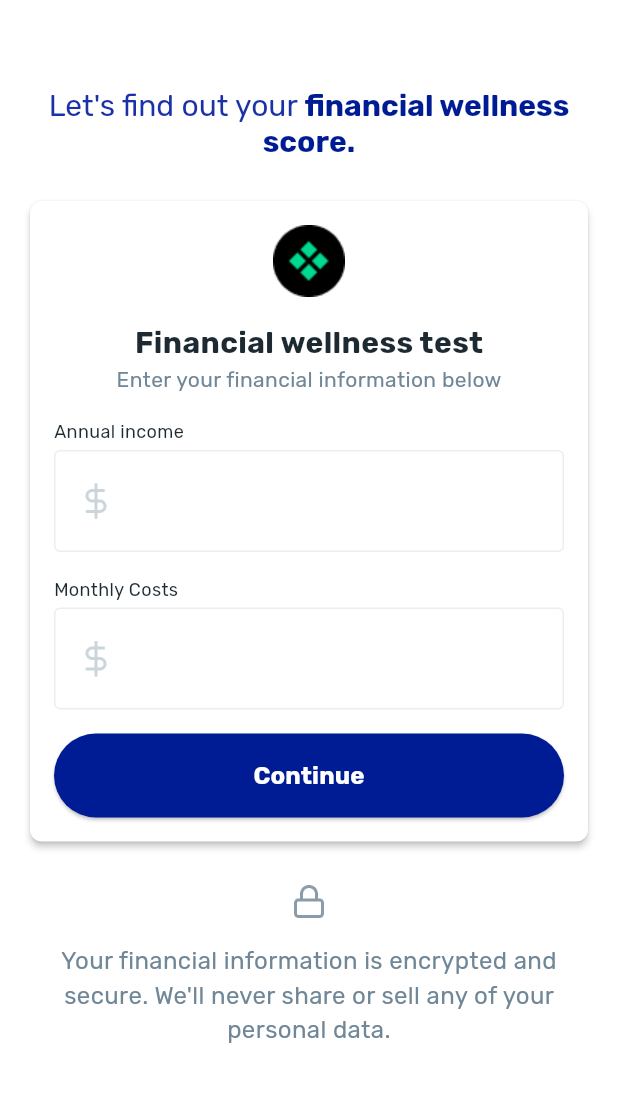
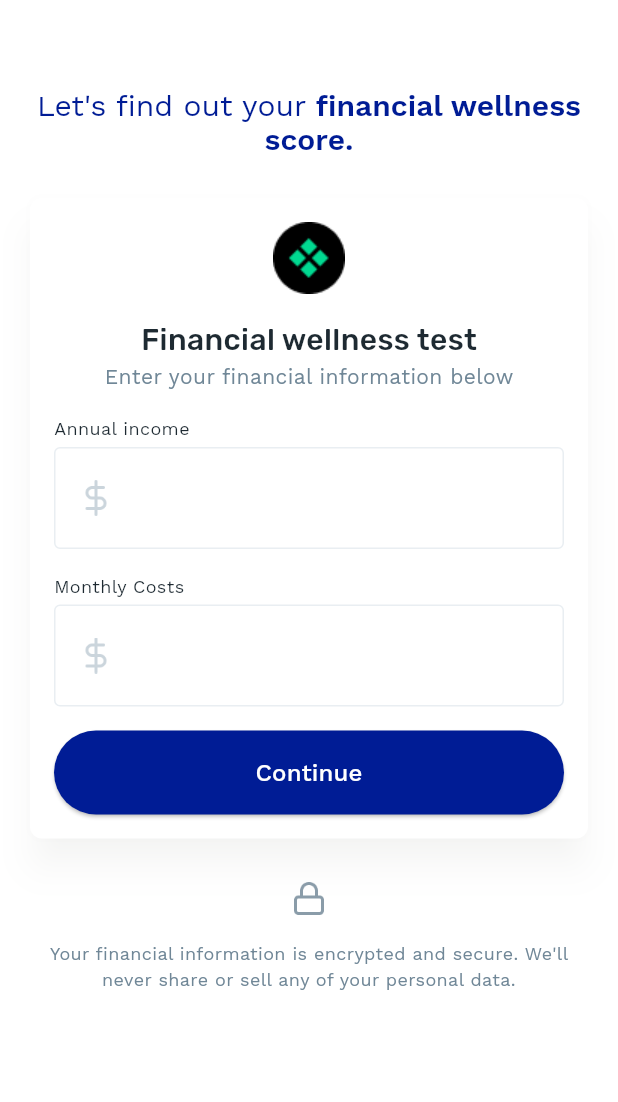
Before and after one commit to jacielmelnik/kalshi_tha, a Flutter app: the screen it shows after launch, on a phone screen of 412 x 824 dp, the part 57-1159 px from its top. Run offline on Flutter 3.47's test engine with Material 3 defaults, Android fonts, the phone set to English and light mode, and no system bars.

Commit message:
Update EnterValues screen fonts with figma values

```diff
--- a/lib/enter_values/enter_values_screen.dart
+++ b/lib/enter_values/enter_values_screen.dart
@@ -53,16 +53,16 @@ class _EnterValuesScreenState extends State<EnterValuesScreen> {
                         text: titlePart1,
                         style: TextStyle(
                           fontSize: 20.0,
-                          fontFamily: 'Rubik',
-                          color: Color(0xFF1B31A8),
+                          fontFamily: 'WorkSans',
+                          color: Color(0xFF001C95),
                         ),
                       ),
                       TextSpan(
                         text: titlePart2,
                         style: TextStyle(
                           fontSize: 20.0,
-                          fontFamily: 'Rubik',
-                          fontWeight: FontWeight.bold,
+                          fontFamily: 'WorkSans',
+                          fontWeight: FontWeight.w600,
                           color: Color(0xFF001C95),
                         ),
                       ),
@@ -72,7 +72,8 @@ class _EnterValuesScreenState extends State<EnterValuesScreen> {
                 SizedBox(height: 24.0),
                 Card(
                   color: Colors.white,
-                  elevation: 2.0,
+                  shadowColor: Color(0x1E2A3214),
+                  elevation: 10.0,
                   shape: RoundedRectangleBorder(
                     borderRadius: BorderRadius.all(Radius.circular(8.0)),
                   ),
@@ -92,7 +93,7 @@ class _EnterValuesScreenState extends State<EnterValuesScreen> {
                           style: TextStyle(
                             fontSize: 20.0,
                             fontFamily: 'Rubik',
-                            fontWeight: FontWeight.bold,
+                            fontWeight: FontWeight.w500,
                             color: Color(0xFF1E2A32),
                           ),
                         ),
@@ -100,7 +101,8 @@ class _EnterValuesScreenState extends State<EnterValuesScreen> {
                           cardSubtitle,
                           style: TextStyle(
                             fontSize: 14.0,
-                            fontFamily: 'Rubik',
+                            fontFamily: 'WorkSans',
+                            fontWeight: FontWeight.w400,
                             color: Color(0xFF708797),
                           ),
                         ),
@@ -112,7 +114,8 @@ class _EnterValuesScreenState extends State<EnterValuesScreen> {
                               'Annual income',
                               style: TextStyle(
                                 fontSize: 12.0,
-                                fontFamily: 'Rubik',
+                                fontFamily: 'WorkSans',
+                                fontWeight: FontWeight.w400,
                                 color: Color(0xFF1E2A32),
                               ),
                             ),
@@ -145,10 +148,9 @@ class _EnterValuesScreenState extends State<EnterValuesScreen> {
                           style: TextStyle(
                             fontSize: 24.0,
                             fontFamily: 'Rubik',
-                            fontWeight: FontWeight.bold,
+                            fontWeight: FontWeight.w500,
                             color: Color(0xFF4D6475),
                           ),
-
                           controller: _annualIncomeController,
                           keyboardType: TextInputType.number,
                           onChanged: (value) {
@@ -169,7 +171,8 @@ class _EnterValuesScreenState extends State<EnterValuesScreen> {
                               'Monthly Costs',
                               style: TextStyle(
                                 fontSize: 12.0,
-                                fontFamily: 'Rubik',
+                                fontFamily: 'WorkSans',
+                                fontWeight: FontWeight.w400,
                                 color: Color(0xFF1E2A32),
                               ),
                             ),
@@ -202,7 +205,7 @@ class _EnterValuesScreenState extends State<EnterValuesScreen> {
                           style: TextStyle(
                             fontSize: 24.0,
                             fontFamily: 'Rubik',
-                            fontWeight: FontWeight.bold,
+                            fontWeight: FontWeight.w500,
                             color: Color(0xFF4D6475),
                           ),
                           controller: _monthlyCostsController,
@@ -239,8 +242,8 @@ class _EnterValuesScreenState extends State<EnterValuesScreen> {
                                   continueButtonText,
                                   style: TextStyle(
                                     fontSize: 16.0,
-                                    fontFamily: 'Rubik',
-                                    fontWeight: FontWeight.bold,
+                                    fontFamily: 'WorkSans',
+                                    fontWeight: FontWeight.w500,
                                     color: Colors.white,
                                   ),
                                 ),
@@ -261,8 +264,9 @@ class _EnterValuesScreenState extends State<EnterValuesScreen> {
                       footerText,
                       textAlign: TextAlign.center,
                       style: TextStyle(
-                        fontSize: 16.0,
-                        fontFamily: 'Rubik',
+                        fontSize: 12.0,
+                        fontFamily: 'WorkSans',
+                        fontWeight: FontWeight.w400,
                         color: Color(0xFF708797),
                       ),
                     ),
```
